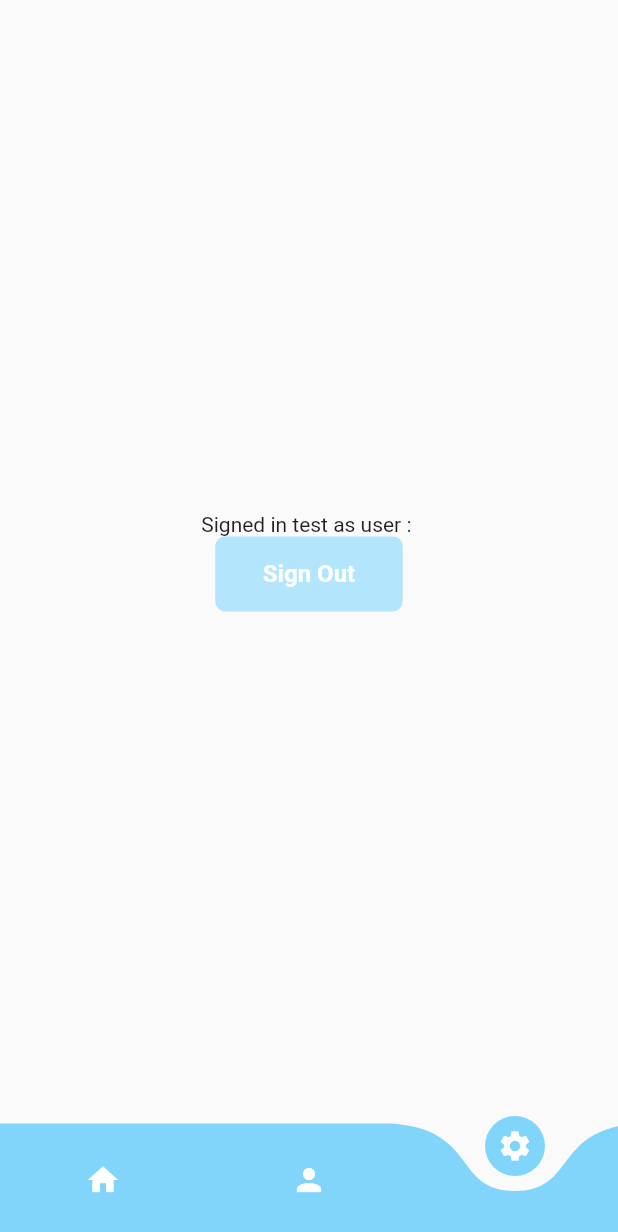
After one commit to DhruvAcs/notification_app, a Flutter app: the screen it shows once a user with an empty profile is signed in, item 3 of the bottom bar chosen, on a phone screen of 412 x 824 dp. The commit adds this screen. Shown: the top 1232 px of the screen. Run offline on Flutter 3.47's test engine with Material 2 defaults, Android fonts, the phone set to English and light mode, and no system bars; drawn by our look-alikes of curved_navigation_bar; our stand-ins replace cloud_firestore, firebase_auth, firebase_core, google_fonts, lottie; missing offline and left inert: dart:js; accounts and stored records are empty; network calls fail.

Commit message:
Navbar implementation works

```diff
--- /dev/null
+++ b/lib/pages/settings_page.dart
@@ -0,0 +1,50 @@
+import 'package:flutter/material.dart';
+import 'package:firebase_auth/firebase_auth.dart';
+
+
+class SettingsPage extends StatefulWidget {
+  const SettingsPage({Key? key}) : super(key: key);
+
+  @override
+  State<SettingsPage> createState() => _SettingsPageState();
+}
+
+class _SettingsPageState extends State<SettingsPage> {
+
+  final user =FirebaseAuth.instance.currentUser!;
+
+  @override
+  Widget build(BuildContext context) {
+    return Scaffold(
+      body: Center(
+        child: Column(
+          mainAxisAlignment: MainAxisAlignment.center,
+          children: [
+            Text('Signed in test as user : ' + user.email!),
+            Material(
+              shape: RoundedRectangleBorder(
+                borderRadius: BorderRadius.circular(7),
+              ),
+              clipBehavior: Clip.antiAlias,
+              child: MaterialButton(
+                minWidth: 125,
+                height: 50,
+                onPressed: () {
+                  FirebaseAuth.instance.signOut();
+                },
+                color: Colors.lightBlue[100],
+                child: const Text(
+                  'Sign Out',
+                  style: TextStyle(
+                      fontSize: 16,
+                      color: Colors.white,
+                      fontWeight: FontWeight.bold),
+                ),
+              ),
+            ),
+          ],
+        ),
+      ),
+    );
+  }
+}
```
Also changed, not shown: lib/pages/calender_page.dart (added, +15 -0 lines), lib/pages/dashboard_page.dart (added, +15 -0 lines), lib/pages/home_page.dart (+2 -31 lines).
